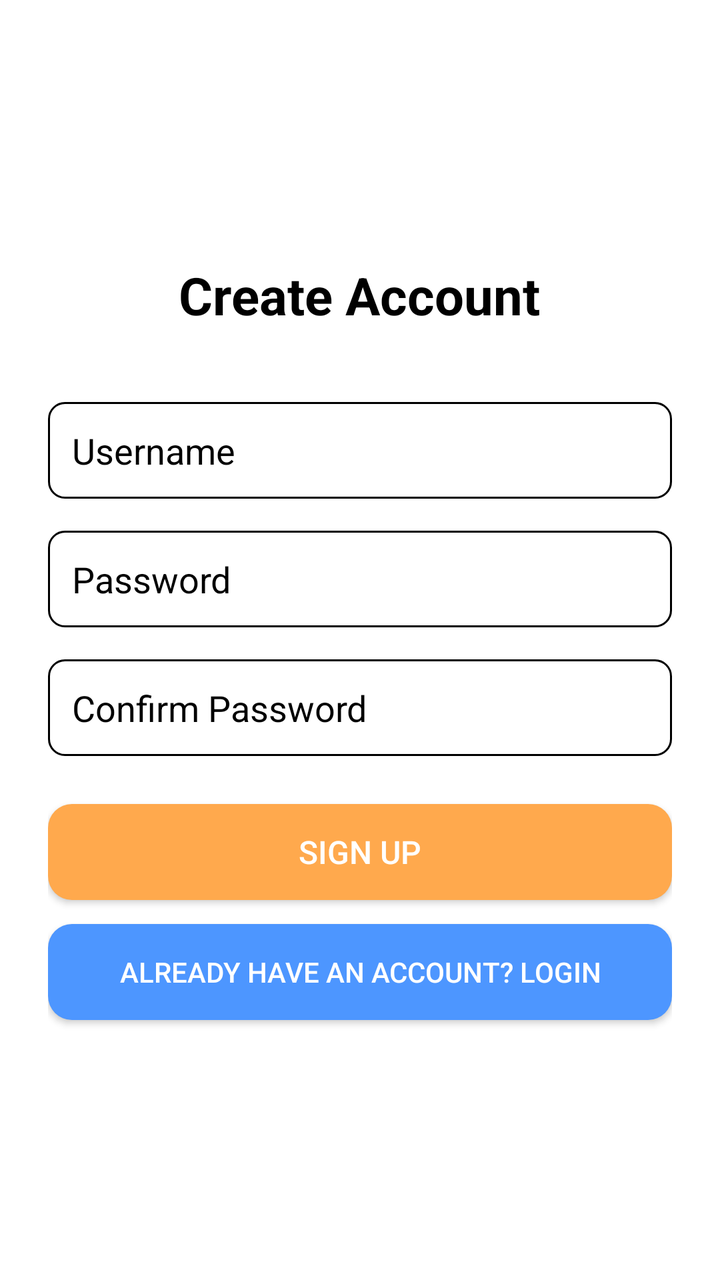
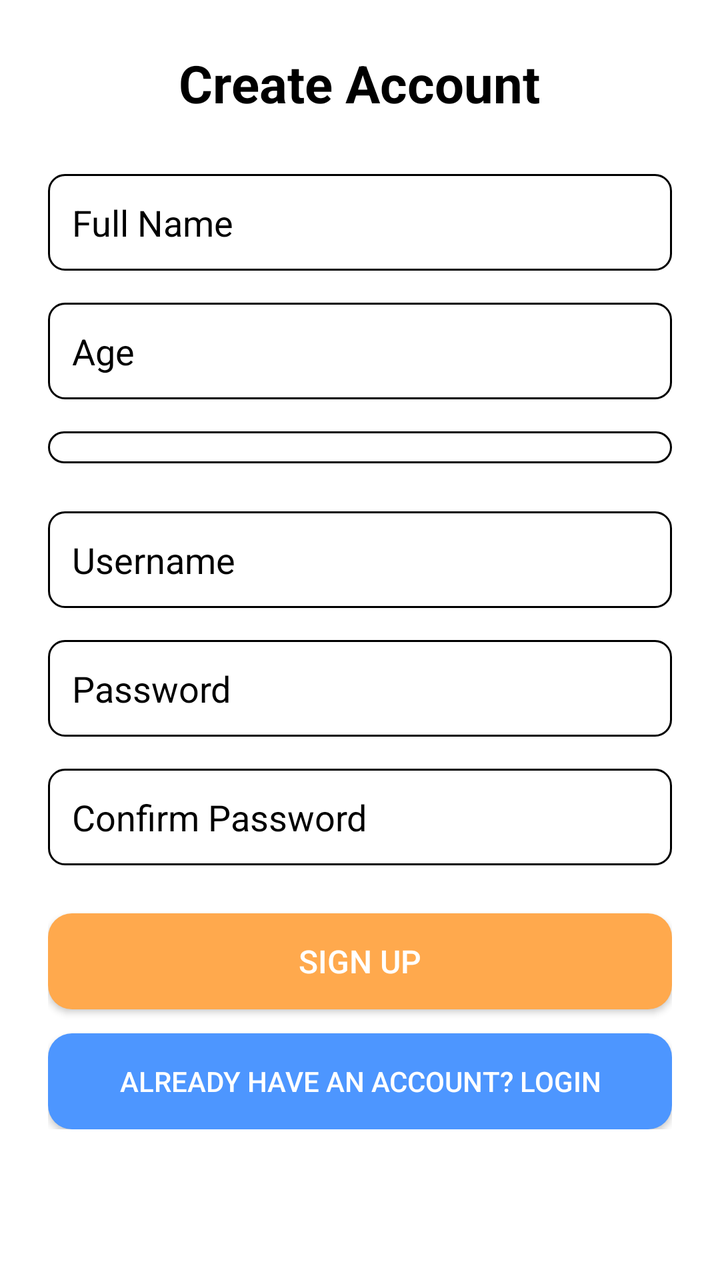

Compare the two renders of this Android layout. The source of the first and the diff that turns it into the second are given below.
<!-- AndroidManifest.xml: application theme Theme.QuizApp -->
<!-- res/layout/activity_signup.xml -->
<?xml version="1.0" encoding="utf-8"?>
<androidx.coordinatorlayout.widget.CoordinatorLayout
    xmlns:android="http://schemas.android.com/apk/res/android"
    android:id="@+id/rootLayout"
    android:layout_width="match_parent"
    android:layout_height="match_parent"
    android:background="@color/background">

    <LinearLayout
        android:layout_width="match_parent"
        android:layout_height="match_parent"
        android:orientation="vertical"
        android:padding="24dp"
        android:gravity="center">

        <TextView
            android:layout_width="wrap_content"
            android:layout_height="wrap_content"
            android:text="Create Account"
            android:textSize="26sp"
            android:textStyle="bold"
            android:textColor="@color/text_primary"
            android:layout_marginBottom="36dp" />

        <EditText
            android:id="@+id/usernameInput"
            android:layout_width="match_parent"
            android:layout_height="wrap_content"
            android:hint="Username"
            android:textColor="@color/text_primary"
            android:textColorHint="@color/text_primary"
            android:background="@drawable/edittext_bg"
            android:padding="12dp"
            android:layout_marginBottom="16dp"/>

        <EditText
            android:id="@+id/passwordInput"
            android:layout_width="match_parent"
            android:layout_height="wrap_content"
            android:hint="Password"
            android:inputType="textPassword"
            android:textColor="@color/text_primary"
            android:textColorHint="@color/text_primary"
            android:background="@drawable/edittext_bg"
            android:padding="12dp"
            android:layout_marginBottom="16dp"/>

        <EditText
            android:id="@+id/confirmPasswordInput"
            android:layout_width="match_parent"
            android:layout_height="wrap_content"
            android:hint="Confirm Password"
            android:inputType="textPassword"
            android:textColor="@color/text_primary"
            android:textColorHint="@color/text_primary"
            android:background="@drawable/edittext_bg"
            android:padding="12dp"
            android:layout_marginBottom="24dp"/>

        <Button
            android:id="@+id/registerButton"
            android:layout_width="match_parent"
            android:layout_height="wrap_content"
            android:text="Sign Up"
            android:background="@drawable/rounded_button_orange"
            android:textColor="@color/button_text_light"
            android:textSize="16sp"
            android:layout_marginBottom="12dp" />

        <Button
            android:id="@+id/goToLoginButton"
            android:layout_width="match_parent"
            android:layout_height="wrap_content"
            android:text="Already have an account? Login"
            android:background="@drawable/rounded_button_blue"
            android:textColor="@color/button_text_light"
            android:textSize="14sp"/>
    </LinearLayout>
</androidx.coordinatorlayout.widget.CoordinatorLayout>
<!-- resources referenced by this layout -->
<resources>
  <color name="background">#FFFFFF</color>
  <color name="button_text_light">#FFFFFF</color>
  <color name="text_primary">#000000</color>
  <!-- drawable edittext_bg (drawable) -->
  <shape xmlns:android="http://schemas.android.com/apk/res/android" android:shape="rectangle">
      <stroke android:width="1dp" android:color="@color/text_primary"/>
      <corners android:radius="8dp"/>
      <solid android:color="@android:color/transparent"/>
  </shape>
  <!-- drawable rounded_button_blue (drawable) -->
  <shape xmlns:android="http://schemas.android.com/apk/res/android" android:shape="rectangle">
      <solid android:color="@color/blue_accent"/>
      <corners android:radius="12dp"/>
  </shape>
  <!-- drawable rounded_button_orange (drawable) -->
  <shape xmlns:android="http://schemas.android.com/apk/res/android" android:shape="rectangle">
      <solid android:color="@color/orange_accent"/>
      <corners android:radius="12dp"/>
  </shape>
  <style name="Theme.QuizApp" parent="Theme.MaterialComponents.DayNight.NoActionBar">
          
          <item name="android:forceDarkAllowed">true</item>
  
          
          <item name="colorPrimary">#6A4C93</item>
          <item name="colorPrimaryVariant">#52307C</item>
          <item name="colorOnPrimary">#FFFFFF</item>
          <item name="colorSecondary">#FF6B6B</item>
          <item name="colorOnSecondary">#000000</item>
          <item name="android:statusBarColor">#6A4C93</item>
      </style>
  <color name="blue_accent">#4D96FF</color>
  <color name="orange_accent">#FFA94D</color>
</resources>

<!-- the commit's change to res/layout/activity_signup.xml (unified diff, before → after) -->
@@ -6,74 +6,119 @@
     android:layout_height="match_parent"
     android:background="@color/background">
 
-    <LinearLayout
+    <ScrollView
         android:layout_width="match_parent"
-        android:layout_height="match_parent"
-        android:orientation="vertical"
-        android:padding="24dp"
-        android:gravity="center">
+        android:layout_height="match_parent">
 
-        <TextView
-            android:layout_width="wrap_content"
-            android:layout_height="wrap_content"
-            android:text="Create Account"
-            android:textSize="26sp"
-            android:textStyle="bold"
-            android:textColor="@color/text_primary"
-            android:layout_marginBottom="36dp" />
-
-        <EditText
-            android:id="@+id/usernameInput"
+        <LinearLayout
             android:layout_width="match_parent"
             android:layout_height="wrap_content"
-            android:hint="Username"
-            android:textColor="@color/text_primary"
-            android:textColorHint="@color/text_primary"
-            android:background="@drawable/edittext_bg"
-            android:padding="12dp"
-            android:layout_marginBottom="16dp"/>
+            android:orientation="vertical"
+            android:padding="24dp"
+            android:gravity="center_horizontal">
 
-        <EditText
-            android:id="@+id/passwordInput"
-            android:layout_width="match_parent"
-            android:layout_height="wrap_content"
-            android:hint="Password"
-            android:inputType="textPassword"
-            android:textColor="@color/text_primary"
-            android:textColorHint="@color/text_primary"
-            android:background="@drawable/edittext_bg"
-            android:padding="12dp"
-            android:layout_marginBottom="16dp"/>
+            <TextView
+                android:layout_width="wrap_content"
+                android:layout_height="wrap_content"
+                android:text="Create Account"
+                android:textSize="26sp"
+                android:textStyle="bold"
+                android:textColor="@color/text_primary"
+                android:layout_marginBottom="28dp" />
 
-        <EditText
-            android:id="@+id/confirmPasswordInput"
-            android:layout_width="match_parent"
-            android:layout_height="wrap_content"
-            android:hint="Confirm Password"
-            android:inputType="textPassword"
-            android:textColor="@color/text_primary"
-            android:textColorHint="@color/text_primary"
-            android:background="@drawable/edittext_bg"
-            android:padding="12dp"
-            android:layout_marginBottom="24dp"/>
+            
+            <EditText
+                android:id="@+id/nameInput"
+                android:layout_width="match_parent"
+                android:layout_height="wrap_content"
+                android:hint="Full Name"
+                android:textColor="@color/text_primary"
+                android:textColorHint="@color/text_primary"
+                android:background="@drawable/edittext_bg"
+                android:padding="12dp"
+                android:layout_marginBottom="16dp"/>
 
-        <Button
-            android:id="@+id/registerButton"
-            android:layout_width="match_parent"
-            android:layout_height="wrap_content"
-            android:text="Sign Up"
-            android:background="@drawable/rounded_button_orange"
-            android:textColor="@color/button_text_light"
-            android:textSize="16sp"
-            android:layout_marginBottom="12dp" />
+            
+            <EditText
+                android:id="@+id/ageInput"
+                android:layout_width="match_parent"
+                android:layout_height="wrap_content"
+                android:hint="Age"
+                android:inputType="number"
+                android:textColor="@color/text_primary"
+                android:textColorHint="@color/text_primary"
+                android:background="@drawable/edittext_bg"
+                android:padding="12dp"
+                android:layout_marginBottom="16dp"/>
 
-        <Button
-            android:id="@+id/goToLoginButton"
-            android:layout_width="match_parent"
-            android:layout_height="wrap_content"
-            android:text="Already have an account? Login"
-            android:background="@drawable/rounded_button_blue"
-            android:textColor="@color/button_text_light"
-            android:textSize="14sp"/>
-    </LinearLayout>
+            
+            <Spinner
+                android:id="@+id/genderSpinner"
+                android:layout_width="match_parent"
+                android:layout_height="wrap_content"
+                android:layout_marginBottom="24dp"
+                android:background="@drawable/edittext_bg"
+                android:padding="8dp"
+                android:popupBackground="@color/surface_dark"/>
+
+            
+            <EditText
+                android:id="@+id/usernameInput"
+                android:layout_width="match_parent"
+                android:layout_height="wrap_content"
+                android:hint="Username"
+                android:textColor="@color/text_primary"
+                android:textColorHint="@color/text_primary"
+                android:background="@drawable/edittext_bg"
+                android:padding="12dp"
+                android:layout_marginBottom="16dp"/>
+
+            
+            <EditText
+                android:id="@+id/passwordInput"
+                android:layout_width="match_parent"
+                android:layout_height="wrap_content"
+                android:hint="Password"
+                android:inputType="textPassword"
+                android:textColor="@color/text_primary"
+                android:textColorHint="@color/text_primary"
+                android:background="@drawable/edittext_bg"
+                android:padding="12dp"
+                android:layout_marginBottom="16dp"/>
+
+            
+            <EditText
+                android:id="@+id/confirmPasswordInput"
+                android:layout_width="match_parent"
+                android:layout_height="wrap_content"
+                android:hint="Confirm Password"
+                android:inputType="textPassword"
+                android:textColor="@color/text_primary"
+                android:textColorHint="@color/text_primary"
+                android:background="@drawable/edittext_bg"
+                android:padding="12dp"
+                android:layout_marginBottom="24dp"/>
+
+            
+            <Button
+                android:id="@+id/registerButton"
+                android:layout_width="match_parent"
+                android:layout_height="wrap_content"
+                android:text="Sign Up"
+                android:background="@drawable/rounded_button_orange"
+                android:textColor="@color/button_text_light"
+                android:textSize="16sp"
+                android:layout_marginBottom="12dp" />
+
+            
+            <Button
+                android:id="@+id/goToLoginButton"
+                android:layout_width="match_parent"
+                android:layout_height="wrap_content"
+                android:text="Already have an account? Login"
+                android:background="@drawable/rounded_button_blue"
+                android:textColor="@color/button_text_light"
+                android:textSize="14sp"/>
+        </LinearLayout>
+    </ScrollView>
 </androidx.coordinatorlayout.widget.CoordinatorLayout>
<!-- resource entries referenced after the edit -->
@@ -2,6 +2,7 @@
 <resources>
   <color name="background">#FFFFFF</color>
   <color name="button_text_light">#FFFFFF</color>
+  <color name="surface_dark">#FFFFFF</color>
   <color name="text_primary">#000000</color>
   <!-- drawable edittext_bg (drawable) -->
   <shape xmlns:android="http://schemas.android.com/apk/res/android" android:shape="rectangle">
